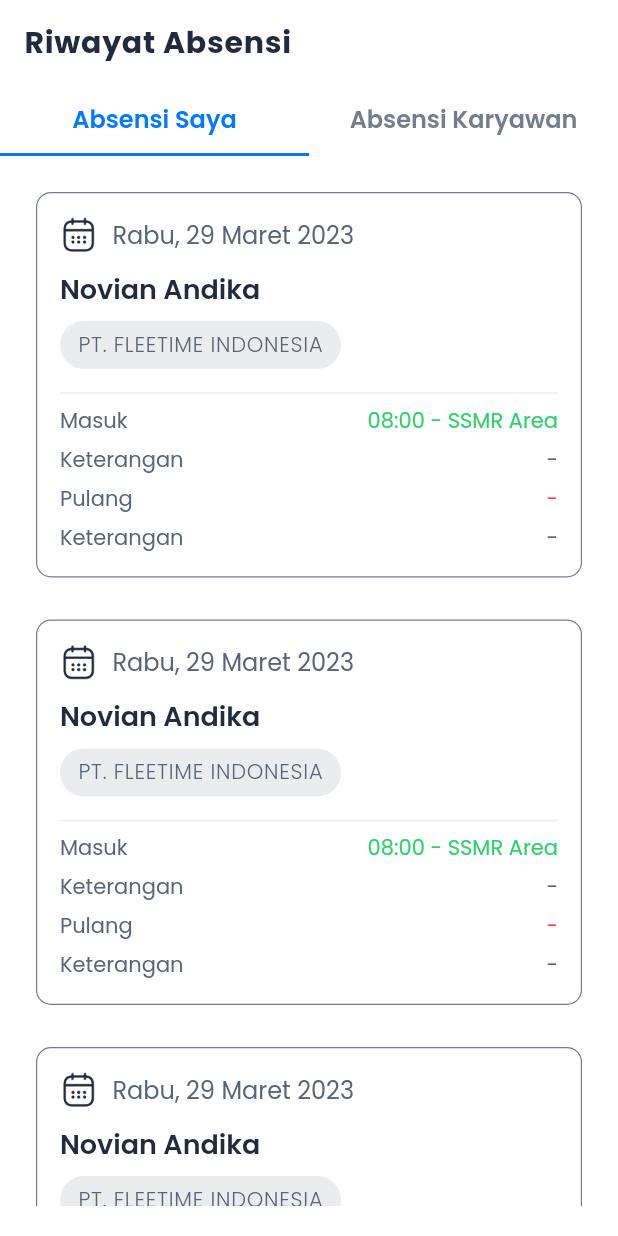
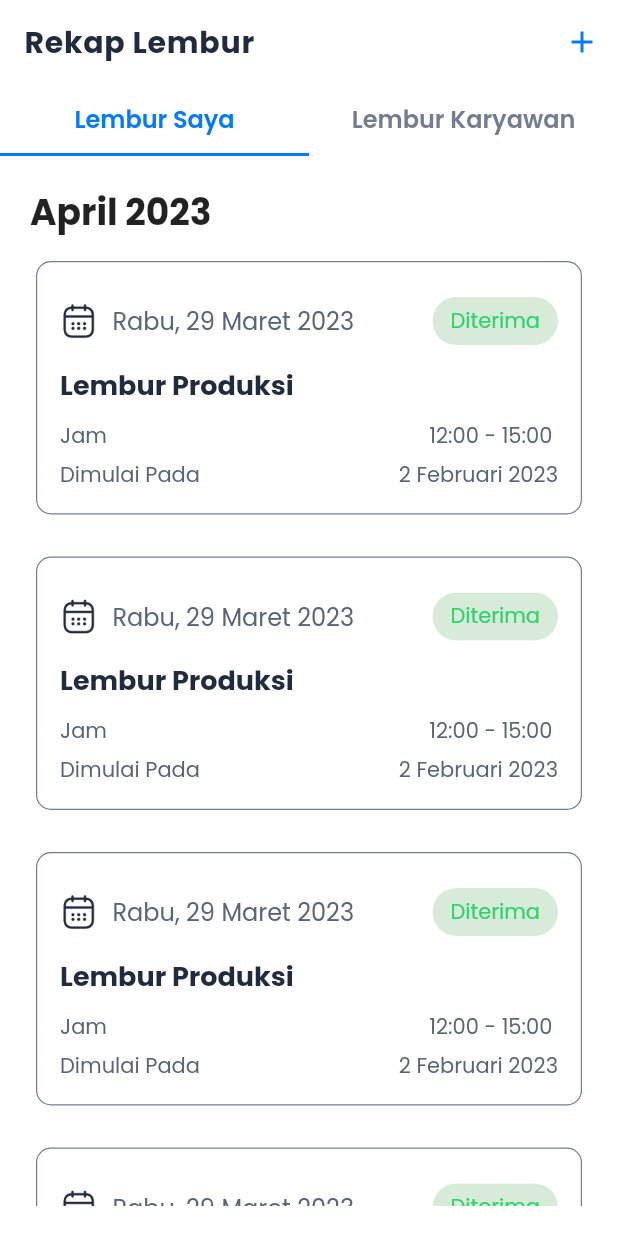
Before and after one commit to fleetimee/mudora-the-sword-oracle, a Flutter app: the screen it shows after launch, on a phone screen of 412 x 824 dp. Run offline on Flutter 3.47's test engine with Material 2 defaults, Android fonts, the phone set to English and light mode, and no system bars; our stand-ins replace awesome_dialog, currency_text_input_formatter, dotted_border, flex_color_scheme, flutter_form_builder, flutter_map and 4 more; missing offline and left inert: day_night_time_picker, form_builder_image_picker.

Commit message:
✨ feat(overtime): add overtime recap page This commit adds a new page for overtime recap. The page contains a tab view with two tabs, one for "My Overtime" and the other for "Employee Overtime". The "My Overtime" tab displays a list of overtime cards with details such as date, status, overtime title, time, and start from. The "Employee Overtime" tab displays a placeholder image. The commit also adds constants for the overtime recap page and entities for the overtime recap card.
🎨 style(presence_history_ui_card.dart): format code
🎨 style(presence_history_ui_my_absence.dart): format code
🎨 style(presence_history_ui.dart): remove unused import and format code
The changes made in this commit are purely cosmetic. The code has been formatted to improve readability and consistency. Unused imports have been removed from the presence_history_ui.dart file.

```diff
--- a/lib/common/constant/string_constant.dart
+++ b/lib/common/constant/string_constant.dart
@@ -177,4 +177,10 @@ class StringConstant {
   static const String presenceHistoryIn = 'Masuk';
   static const String presenceHistoryOut = 'Pulang';
   static const String presenceHistoryDescription = 'Keterangan';
+
+  // Overtime Recap Page Constant
+  static const String overtimeRecapTitle = 'Rekap Lembur';
+  static const String overtimeRecapMyOverTime = 'Lembur Saya';
+  static const String overtimeRecapEmployeeOverTime = 'Lembur Karyawan';
+  static const String overtimeRecapMonth = 'April 2023';
 }
--- /dev/null
+++ b/lib/data/entities/overtime_recap_card_entities.dart
@@ -0,0 +1,60 @@
+class OvertimeRecapCardEntities {
+  final String date;
+  final String status;
+  final String reason;
+  final String time;
+  final String startFrom;
+
+  const OvertimeRecapCardEntities({
+    required this.date,
+    required this.status,
+    required this.reason,
+    required this.time,
+    required this.startFrom,
+  });
+}
+
+final List<OvertimeRecapCardEntities> overtimeRecapList = [
+  const OvertimeRecapCardEntities(
+    date: 'Rabu, 29 Maret 2023',
+    status: 'Diterima',
+    reason: 'Lembur Produksi',
+    time: '12:00 - 15:00 ',
+    startFrom: '2 Februari 2023',
+  ),
+  const OvertimeRecapCardEntities(
+    date: 'Rabu, 29 Maret 2023',
+    status: 'Diterima',
+    reason: 'Lembur Produksi',
+    time: '12:00 - 15:00 ',
+    startFrom: '2 Februari 2023',
+  ),
+  const OvertimeRecapCardEntities(
+    date: 'Rabu, 29 Maret 2023',
+    status: 'Diterima',
+    reason: 'Lembur Produksi',
+    time: '12:00 - 15:00 ',
+    startFrom: '2 Februari 2023',
+  ),
+  const OvertimeRecapCardEntities(
+    date: 'Rabu, 29 Maret 2023',
+    status: 'Diterima',
+    reason: 'Lembur Produksi',
+    time: '12:00 - 15:00 ',
+    startFrom: '2 Februari 2023',
+  ),
+  const OvertimeRecapCardEntities(
+    date: 'Rabu, 29 Maret 2023',
+    status: 'Diterima',
+    reason: 'Lembur Produksi',
+    time: '12:00 - 15:00 ',
+    startFrom: '2 Februari 2023',
+  ),
+  const OvertimeRecapCardEntities(
+    date: 'Rabu, 29 Maret 2023',
+    status: 'Diterima',
+    reason: 'Lembur Produksi',
+    time: '12:00 - 15:00 ',
+    startFrom: '2 Februari 2023',
+  ),
+];
--- a/lib/main.dart
+++ b/lib/main.dart
@@ -1,6 +1,6 @@
 import 'package:fleetime_hris/common/routes/routes.dart';
 import 'package:fleetime_hris/common/themes/theme_data.dart';
-import 'package:fleetime_hris/ui/pages/presence_history/presence_history_ui.dart';
+import 'package:fleetime_hris/ui/pages/overtime_recap/overtime_recap_ui.dart';
 import 'package:flutter/material.dart';
 import 'package:responsive_framework/responsive_framework.dart';
 
@@ -28,7 +28,7 @@ class MyApp extends StatelessWidget {
       ),
       title: 'Flutter Demo',
       theme: lightTheme,
-      home: const PresenceHistoryPage(),
+      home: const OvertimeRecapPage(),
       debugShowCheckedModeBanner: false,
       localizationsDelegates: const [
         GlobalMaterialLocalizations.delegate,
--- /dev/null
+++ b/lib/ui/pages/overtime_recap/components/overtime_recap_ui_card.dart
@@ -0,0 +1,140 @@
+import 'package:fleetime_hris/common/constant/color_constant.dart';
+import 'package:flutter/material.dart';
+
+class OvertimeRecapCard extends StatelessWidget {
+  const OvertimeRecapCard({
+    super.key,
+    required this.index,
+    required this.date,
+    required this.status,
+    required this.overtimeTitle,
+    required this.time,
+    required this.startFrom,
+  });
+
+  final int index;
+  final String date;
+  final String status;
+  final String overtimeTitle;
+  final String time;
+  final String startFrom;
+
+  @override
+  Widget build(BuildContext context) {
+    return Card(
+      elevation: 0,
+      shape: const RoundedRectangleBorder(
+        side: BorderSide(
+          color: AppColors.grayscalePlaceholder,
+          width: 0.8,
+        ),
+        borderRadius: BorderRadius.all(
+          Radius.circular(10),
+        ),
+      ),
+      child: Padding(
+        padding: const EdgeInsets.all(16.0),
+        child: Column(
+          crossAxisAlignment: CrossAxisAlignment.start,
+          children: [
+            Row(
+              mainAxisAlignment: MainAxisAlignment.spaceBetween,
+              children: [
+                Row(
+                  children: [
+                    Image.asset(
+                      'assets/images/visit_calendar.png',
+                      height: 25,
+                      fit: BoxFit.contain,
+                    ),
+                    const SizedBox(
+                      width: 10,
+                    ),
+                    Text(
+                      date,
+                      style: const TextStyle(
+                        fontSize: 16,
+                        color: AppColors.grayscaleBody,
+                        fontWeight: FontWeight.w400,
+                      ),
+                    ),
+                  ],
+                ),
+                Chip(
+                  backgroundColor: Colors.green.withOpacity(0.2),
+                  label: Text(
+                    status,
+                    style: const TextStyle(
+                      fontSize: 14,
+                      color: AppColors.stateSuccessBase,
+                      fontWeight: FontWeight.w400,
+                    ),
+                  ),
+                ),
+              ],
+            ),
+            const SizedBox(
+              height: 5,
+            ),
+            Text(
+              overtimeTitle,
+              style: const TextStyle(
+                fontSize: 18,
+                color: AppColors.grayscaleTitle,
+                fontWeight: FontWeight.bold,
+              ),
+            ),
+            const SizedBox(
+              height: 10,
+            ),
+            Row(
+              mainAxisAlignment: MainAxisAlignment.spaceBetween,
+              children: [
+                const Text(
+                  'Jam',
+                  style: TextStyle(
+                    fontSize: 14,
+                    color: AppColors.grayscaleBody,
+                    fontWeight: FontWeight.w400,
+                  ),
+                ),
+                Text(
+                  time,
+                  style: const TextStyle(
+                    fontSize: 14,
+                    color: AppColors.grayscaleBody,
+                    fontWeight: FontWeight.w400,
+                  ),
+                )
+              ],
+            ),
+            const SizedBox(
+              height: 5,
+            ),
+            Row(
+              mainAxisAlignment: MainAxisAlignment.spaceBetween,
+              children: [
+                const Text(
+                  'Dimulai Pada',
+                  style: TextStyle(
+                    fontSize: 14,
+                    color: AppColors.grayscaleBody,
+                    fontWeight: FontWeight.w400,
+                  ),
+                ),
+                Text(
+                  startFrom,
+                  style: const TextStyle(
+                    fontSize: 14,
+                    color: AppColors.grayscaleBody,
+                    fontWeight: FontWeight.w400,
+                  ),
+                )
+              ],
+            ),
+          ],
+        ),
+      ),
+    );
+  }
+}
--- /dev/null
+++ b/lib/ui/pages/overtime_recap/overtime_recap_ui.dart
@@ -0,0 +1,129 @@
+import 'package:fleetime_hris/common/constant/color_constant.dart';
+import 'package:fleetime_hris/common/constant/string_constant.dart';
+import 'package:fleetime_hris/data/entities/overtime_recap_card_entities.dart';
+import 'package:fleetime_hris/ui/pages/overtime_recap/components/overtime_recap_ui_card.dart';
+import 'package:fleetime_hris/ui/widget/appbar.dart';
+import 'package:flutter/material.dart';
+
+class OvertimeRecapPage extends StatefulWidget {
+  const OvertimeRecapPage({super.key});
+
+  @override
+  State<OvertimeRecapPage> createState() => _OvertimeRecapPageState();
+}
+
+class _OvertimeRecapPageState extends State<OvertimeRecapPage>
+    with SingleTickerProviderStateMixin {
+  late TabController _tabController;
+
+  @override
+  void initState() {
+    super.initState();
+    _tabController = TabController(length: 2, vsync: this);
+  }
+
+  @override
+  void dispose() {
+    _tabController.dispose();
+    super.dispose();
+  }
+
+  @override
+  Widget build(BuildContext context) {
+    return Scaffold(
+      appBar: AppBarWithCross(
+        title: StringConstant.overtimeRecapTitle,
+        actions: [
+          IconButton(
+            onPressed: () {},
+            icon: const Icon(
+              Icons.add,
+              color: AppColors.primaryBlue,
+            ),
+          ),
+        ],
+      ),
+      body: Column(
+        children: [
+          TabBar(
+            indicatorSize: TabBarIndicatorSize.tab,
+            isScrollable: false,
+            unselectedLabelColor: AppColors.grayscalePlaceholder,
+            indicatorColor: AppColors.primaryBlue,
+            labelColor: AppColors.primaryBlue,
+            controller: _tabController,
+            tabs: const [
+              Tab(
+                child: Text(
+                  StringConstant.overtimeRecapMyOverTime,
+                  style: TextStyle(
+                    fontSize: 16,
+                    fontWeight: FontWeight.w600,
+                  ),
+                ),
+              ),
+              Tab(
+                child: Text(
+                  StringConstant.overtimeRecapEmployeeOverTime,
+                  style: TextStyle(
+                    fontSize: 16,
+                    fontWeight: FontWeight.w600,
+                  ),
+                ),
+              ),
+            ],
+          ),
+          Expanded(
+            child: TabBarView(
+              controller: _tabController,
+              children: [
+                Padding(
+                  padding: const EdgeInsets.all(20.0),
+                  child: Column(
+                    crossAxisAlignment: CrossAxisAlignment.start,
+                    children: [
+                      const Text(
+                        StringConstant.overtimeRecapMonth,
+                        style: TextStyle(
+                          fontSize: 24,
+                          fontWeight: FontWeight.bold,
+                        ),
+                      ),
+                      const SizedBox(height: 10),
+                      Expanded(
+                        child: ListView.separated(
+                          itemCount: overtimeRecapList.length,
+                          shrinkWrap: true,
+                          separatorBuilder: (context, index) => const SizedBox(
+                            height: 20,
+                          ),
+                          itemBuilder: (context, index) {
+                            return OvertimeRecapCard(
+                              index: index,
+                              date: overtimeRecapList[index].date,
+                              status: overtimeRecapList[index].status,
+                              overtimeTitle: overtimeRecapList[index].reason,
+                              time: overtimeRecapList[index].time,
+                              startFrom: overtimeRecapList[index].startFrom,
+                            );
+                          },
+                        ),
+                      ),
+                    ],
+                  ),
+                ),
+                Center(
+                  child: Image.asset(
+                    'assets/images/fing.png',
+                    height: 300,
+                    fit: BoxFit.contain,
+                  ),
+                ),
+              ],
+            ),
+          ),
+        ],
+      ),
+    );
+  }
+}
--- /dev/null
+++ b/lib/ui/pages/presence_history/components/presence_history_ui_my_absence.dart
@@ -0,0 +1,33 @@
+import 'package:fleetime_hris/data/entities/presence_history_card_entities.dart';
+import 'package:fleetime_hris/ui/pages/presence_history/components/presence_history_ui_card.dart';
+import 'package:flutter/material.dart';
+
+class PresenceCardMyAbsence extends StatelessWidget {
+  const PresenceCardMyAbsence({
+    super.key,
+  });
+
+  @override
+  Widget build(BuildContext context) {
+    return Padding(
+      padding: const EdgeInsets.all(20.0),
+      child: ListView.separated(
+          itemCount: presenceHistoryCardEntititiesList.length,
+          shrinkWrap: true,
+          itemBuilder: (context, index) {
+            return PresenceHistoryCard(
+              index: index,
+              cardDate: presenceHistoryCardEntititiesList[index].cardDate,
+              cardName: presenceHistoryCardEntititiesList[index].cardName,
+              inTime: presenceHistoryCardEntititiesList[index].inTime,
+              outTime: presenceHistoryCardEntititiesList[index].outTime,
+            );
+          },
+          separatorBuilder: (context, index) {
+            return const SizedBox(
+              height: 20,
+            );
+          }),
+    );
+  }
+}
--- a/lib/ui/pages/presence_history/presence_history_ui.dart
+++ b/lib/ui/pages/presence_history/presence_history_ui.dart
@@ -1,7 +1,6 @@
 import 'package:fleetime_hris/common/constant/color_constant.dart';
 import 'package:fleetime_hris/common/constant/string_constant.dart';
-import 'package:fleetime_hris/data/entities/presence_history_card_entities.dart';
-import 'package:fleetime_hris/ui/pages/presence/components/presence_ui_card.dart';
+import 'package:fleetime_hris/ui/pages/presence_history/components/presence_history_ui_my_absence.dart';
 import 'package:fleetime_hris/ui/widget/appbar.dart';
 import 'package:flutter/material.dart';
 
@@ -84,33 +83,3 @@ class _PresenceHistoryPageState extends State<PresenceHistoryPage>
     );
   }
 }
-
-class PresenceCardMyAbsence extends StatelessWidget {
-  const PresenceCardMyAbsence({
-    super.key,
-  });
-
-  @override
-  Widget build(BuildContext context) {
-    return Padding(
-      padding: const EdgeInsets.all(20.0),
-      child: ListView.separated(
-          itemCount: presenceHistoryCardEntititiesList.length,
-          shrinkWrap: true,
-          itemBuilder: (context, index) {
-            return PresenceHistoryCard(
-              index: index,
-              cardDate: presenceHistoryCardEntititiesList[index].cardDate,
-              cardName: presenceHistoryCardEntititiesList[index].cardName,
-              inTime: presenceHistoryCardEntititiesList[index].inTime,
-              outTime: presenceHistoryCardEntititiesList[index].outTime,
-            );
-          },
-          separatorBuilder: (context, index) {
-            return const SizedBox(
-              height: 20,
-            );
-          }),
-    );
-  }
-}
```
Also changed, not shown: lib/ui/pages/presence_history/components/presence_history_ui_card.dart (renamed from lib/ui/pages/presence/components/presence_ui_card.dart).
